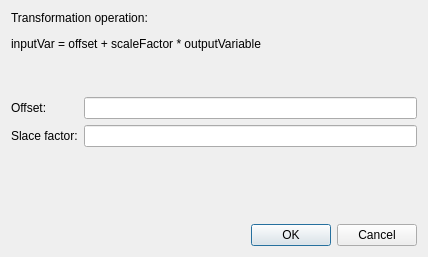
The window that MasterSimulatorUI/src/MSIMConnectionPropertiesEditDialog.ui (ghorwin/MasterSim) describes before a commit, drawn with Qt 5.
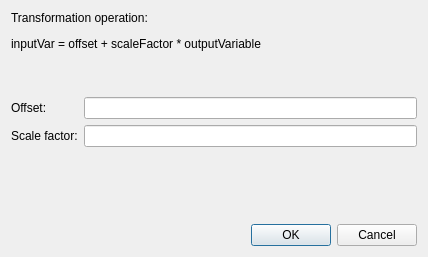
The same window after the commit.

```diff
--- a/MasterSimulatorUI/src/MSIMConnectionPropertiesEditDialog.ui
+++ b/MasterSimulatorUI/src/MSIMConnectionPropertiesEditDialog.ui
@@ -50,7 +50,7 @@
    <item row="3" column="0">
     <widget class="QLabel" name="label_3">
      <property name="text">
-      <string>Slace factor:</string>
+      <string>Scale factor:</string>
      </property>
     </widget>
    </item>
```
